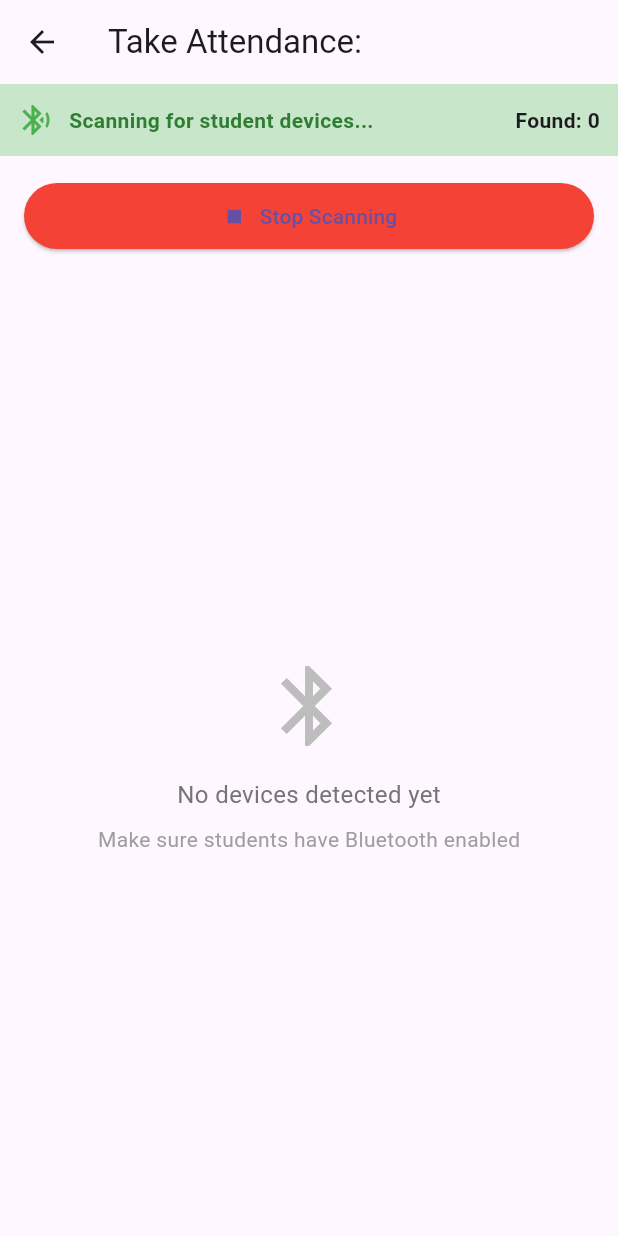
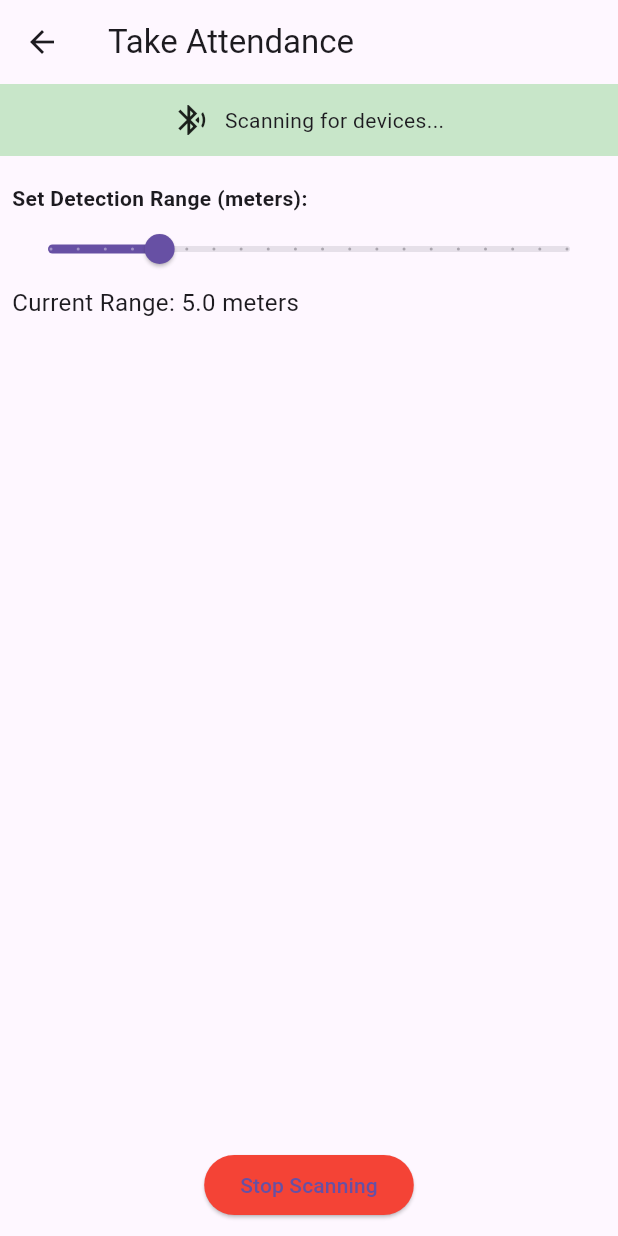
Before and after one commit to shreeyagarg18/kaksha_hackathon, a Flutter app: the ClassDetailPage screen opened directly with empty values, after a tap on "Take Attendance", on a phone screen of 412 x 824 dp. Run offline on Flutter 3.47's test engine with Material 3 defaults, Android fonts, the light colour scheme and no system bars; our stand-ins replace cloud_firestore, device_info_plus, file_picker, firebase_auth, firebase_core, firebase_storage and 3 more; missing offline and left inert: firebase_app_check, flutter_reactive_ble, pdf_render; accounts and stored records are empty; statements that could not run were skipped.

```diff
--- a/classcare/lib/screens/teacher/classDetailsPage.dart
+++ b/classcare/lib/screens/teacher/classDetailsPage.dart
@@ -43,8 +43,7 @@ class _ClassDetailPageState extends State<ClassDetailPage>
       context,
       MaterialPageRoute(
         builder: (context) => TakeAttendancePage(
-          classId: widget.classId,
-          className: widget.className,
+
         ),
       ),
     );
--- a/classcare/lib/screens/teacher/take_attendance_page.dart
+++ b/classcare/lib/screens/teacher/take_attendance_page.dart
@@ -1,20 +1,13 @@
 import 'dart:async';
+import 'dart:math';
 import 'package:flutter/foundation.dart';
 import 'package:flutter/material.dart';
 import 'package:flutter_reactive_ble/flutter_reactive_ble.dart';
 import 'package:flutter_local_notifications/flutter_local_notifications.dart';
 import 'package:permission_handler/permission_handler.dart';
-import 'package:cloud_firestore/cloud_firestore.dart';
 
 class TakeAttendancePage extends StatefulWidget {
-  final String classId;
-  final String className;
-
-  const TakeAttendancePage({
-    super.key,
-    required this.classId,
-    required this.className,
-  });
+  const TakeAttendancePage({super.key});
 
   @override
   _TakeAttendancePageState createState() => _TakeAttendancePageState();
@@ -27,19 +20,20 @@ class _TakeAttendancePageState extends State<TakeAttendancePage> {
   List<DiscoveredDevice> detectedDevices = [];
   bool isScanning = false;
   StreamSubscription? scanSubscription;
-   final int rssiThreshold = -65;
+
+  double distanceThreshold = 5.0; // 🔥 Default distance threshold in meters
+
   @override
   void initState() {
     super.initState();
     _initializeNotifications();
     _checkPermissions();
-    // Start scanning immediately when page opens
-    _startScanning();
+    _startScanning(); // Start scanning immediately when the page opens
   }
 
   @override
   void dispose() {
-    _stopScanning(); // Make sure to stop scanning when page is disposed
+    _stopScanning(); // Stop scanning when the page is disposed
     super.dispose();
   }
 
@@ -65,7 +59,14 @@ class _TakeAttendancePageState extends State<TakeAttendancePage> {
     localNotifications.initialize(initSettings);
   }
 
-  /// Start scanning for BLE devices
+  /// Convert RSSI to approximate distance in meters
+  double _rssiToDistance(int rssi) {
+    const int A = -59; // RSSI at 1 meter
+    const double n = 2.0; // Environmental factor (2.0 for free-space)
+    return pow(10, (A - rssi) / (10 * n)).toDouble();
+  }
+
+  /// Start scanning for BLE devices with distance filtering
   void _startScanning() {
     setState(() {
       detectedDevices.clear();
@@ -73,10 +74,11 @@ class _TakeAttendancePageState extends State<TakeAttendancePage> {
     });
 
     scanSubscription = flutterReactiveBle.scanForDevices(
-      withServices: [], // Empty list to detect all BLE devices
+      withServices: [],
       scanMode: ScanMode.balanced,
     ).listen((device) {
-       if (device.rssi >= rssiThreshold) {
+      double distance = _rssiToDistance(device.rssi);
+      if (distance <= distanceThreshold) { // 🔥 Filter based on distance
         if (!detectedDevices.any((d) => d.id == device.id)) {
           setState(() => detectedDevices.add(device));
           _sendNotification(device.name.isNotEmpty ? device.name : "Unknown Device");
@@ -88,7 +90,6 @@ class _TakeAttendancePageState extends State<TakeAttendancePage> {
       }
       setState(() => isScanning = false);
 
-      // Show error in snackbar
       ScaffoldMessenger.of(context).showSnackBar(
         SnackBar(content: Text("Error scanning: $error")),
       );
@@ -109,158 +110,86 @@ class _TakeAttendancePageState extends State<TakeAttendancePage> {
       priority: Priority.high,
     );
     const NotificationDetails notificationDetails = NotificationDetails(android: androidDetails);
-    await localNotifications.show(0, "Student Detected", "$deviceName is present!", notificationDetails);
-  }
-
-  /// Save attendance data to Firestore
-  Future<void> _saveAttendance() async {
-    try {
-      // Create a new document in the attendanceRecords subcollection
-      DocumentReference attendanceRef = await FirebaseFirestore.instance
-          .collection('classes')
-          .doc(widget.classId)
-          .collection('attendanceRecords')
-          .add({
-            'date': Timestamp.now(),
-            'totalPresent': detectedDevices.length,
-          });
-
-      // Add individual student/device records
-      for (var device in detectedDevices) {
-        await attendanceRef.collection('devices').add({
-          'deviceId': device.id,
-          'deviceName': device.name.isNotEmpty ? device.name : "Unknown Device",
-          'timestamp': Timestamp.now(),
-        });
-      }
-
-      ScaffoldMessenger.of(context).showSnackBar(
-        const SnackBar(content: Text("Attendance saved successfully!")),
-      );
-
-      // Return to previous screen after saving
-      Navigator.of(context).pop();
-    } catch (e) {
-      ScaffoldMessenger.of(context).showSnackBar(
-        SnackBar(content: Text("Error saving attendance: $e")),
-      );
-    }
+    await localNotifications.show(0, "Student Detected", "$deviceName is nearby!", notificationDetails);
   }
 
   @override
   Widget build(BuildContext context) {
     return Scaffold(
       appBar: AppBar(
-        title: Text("Take Attendance: ${widget.className}"),
+        title: const Text("Take Attendance"),
         actions: [
           if (detectedDevices.isNotEmpty)
             IconButton(
               icon: const Icon(Icons.save),
-              onPressed: _saveAttendance,
+              onPressed: () {}, // Placeholder for saving attendance
               tooltip: "Save Attendance",
             ),
         ],
       ),
       body: Column(
         children: [
-          // Status bar
           Container(
             color: isScanning ? Colors.green.shade100 : Colors.orange.shade100,
             padding: const EdgeInsets.all(12.0),
             child: Row(
+              mainAxisAlignment: MainAxisAlignment.center,
               children: [
-                Icon(
-                  isScanning ? Icons.bluetooth_searching : Icons.bluetooth_disabled,
-                  color: isScanning ? Colors.green : Colors.orange,
-                ),
+                Icon(isScanning ? Icons.bluetooth_searching : Icons.bluetooth_disabled),
                 const SizedBox(width: 10),
-                Expanded(
-                  child: Text(
-                    isScanning
-                        ? "Scanning for student devices..."
-                        : "Scanning paused",
-                    style: TextStyle(
-                      color: isScanning ? Colors.green.shade800 : Colors.orange.shade800,
-                      fontWeight: FontWeight.bold,
-                    ),
-                  ),
-                ),
-                Text(
-                  "Found: ${detectedDevices.length}",
-                  style: const TextStyle(fontWeight: FontWeight.bold),
-                ),
+                Text(isScanning ? "Scanning for devices..." : "Scan stopped"),
               ],
             ),
           ),
-
-          // Scan control buttons
+          const SizedBox(height: 10),
           Padding(
-            padding: const EdgeInsets.all(16.0),
-            child: Row(
+            padding: const EdgeInsets.all(8.0),
+            child: Column(
+              crossAxisAlignment: CrossAxisAlignment.start,
               children: [
-                Expanded(
-                  child: ElevatedButton.icon(
-                    onPressed: isScanning ? _stopScanning : _startScanning,
-                    icon: Icon(isScanning ? Icons.stop : Icons.play_arrow),
-                    label: Text(isScanning ? "Stop Scanning" : "Start Scanning"),
-                    style: ElevatedButton.styleFrom(
-                      backgroundColor: isScanning ? Colors.red : Colors.green,
-                      padding: const EdgeInsets.symmetric(vertical: 12.0),
+                const Text("Set Detection Range (meters):", style: TextStyle(fontWeight: FontWeight.bold)),
+                Slider(
+                  value: distanceThreshold,
+                  min: 1.0,
+                  max: 20.0,
+                  divisions: 19,
+                  label: "${distanceThreshold.toStringAsFixed(1)} m",
+                  onChanged: (value) {
+                    setState(() => distanceThreshold = value);
+                  },
                 ),
-                  ),
-                ),
-                if (detectedDevices.isNotEmpty) ...[
-                  const SizedBox(width: 8),
-                  ElevatedButton.icon(
-                    onPressed: _saveAttendance,
-                    icon: const Icon(Icons.save),
-                    label: const Text("Save Attendance"),
-                    style: ElevatedButton.styleFrom(
-                      padding: const EdgeInsets.symmetric(vertical: 12.0),
-                    ),
-                  ),
-                ],
+                Text("Current Range: ${distanceThreshold.toStringAsFixed(1)} meters", style: const TextStyle(fontSize: 16)),
               ],
             ),
           ),
-
-          // Detected devices list
+          const SizedBox(height: 10),
           Expanded(
-            child: detectedDevices.isEmpty
-                ? Center(
-                    child: Column(
-                      mainAxisAlignment: MainAxisAlignment.center,
-                      children: [
-                        Icon(Icons.bluetooth, size: 64, color: Colors.grey.shade400),
-                        const SizedBox(height: 16),
-                        Text(
-                          "No devices detected yet",
-                          style: TextStyle(color: Colors.grey.shade600, fontSize: 16),
-                        ),
-                        const SizedBox(height: 8),
-                        Text(
-                          "Make sure students have Bluetooth enabled",
-                          style: TextStyle(color: Colors.grey.shade500, fontSize: 14),
-                        ),
-                      ],
-                    ),
-                  )
-                : ListView.builder(
+            child: ListView.builder(
               itemCount: detectedDevices.length,
               itemBuilder: (context, index) {
                 final device = detectedDevices[index];
+                final distance = _rssiToDistance(device.rssi);
                 return ListTile(
-                        leading: const CircleAvatar(
-                          backgroundColor: Colors.green,
-                          child: Icon(Icons.person, color: Colors.white),
-                        ),
                   title: Text(device.name.isNotEmpty ? device.name : "Unknown Device"),
-                        subtitle: Text("ID: ${device.id}"),
-                        trailing: const Icon(Icons.check_circle, color: Colors.green),
+                  subtitle: Text("Distance: ${distance.toStringAsFixed(2)} m\nID: ${device.id}"),
+                  trailing: const Icon(Icons.check, color: Colors.green),
                 );
               },
             ),
           ),
+          if (!isScanning)
+            ElevatedButton(
+              onPressed: _startScanning,
+              style: ElevatedButton.styleFrom(backgroundColor: Colors.green),
+              child: const Text("Start Scanning"),
+            ),
+          if (isScanning)
+            ElevatedButton(
+              onPressed: _stopScanning,
+              style: ElevatedButton.styleFrom(backgroundColor: Colors.red),
+              child: const Text("Stop Scanning"),
+            ),
+          const SizedBox(height: 10),
         ],
       ),
     );
--- a/classcare/pubspec.yaml
+++ b/classcare/pubspec.yaml
@@ -56,6 +56,7 @@ dependencies:
   flutter_local_notifications: ^18.0.1
   device_info_plus: ^9.0.2
   flutter_bluetooth_serial: ^0.4.0
+  flutter_blue_plus: ^1.35.3
 
 dev_dependencies:
   flutter_test:
```
Also changed, not shown: classcare/lib/screens/student/hometStudent.dart (+62 -5 lines), classcare/lib/main.dart (line endings or trailing spaces), classcare/pubspec.lock, 1 other file. Lines whose indentation alone changed are shown as unchanged.
